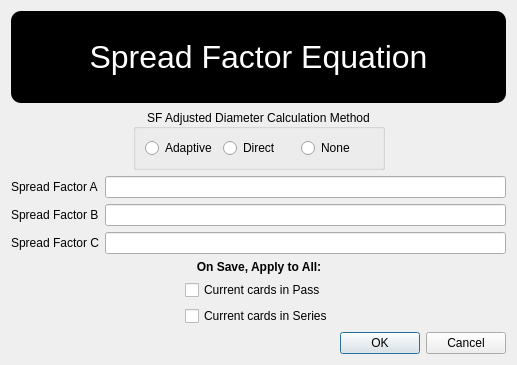
Old version of the form resources/editSpreadFactors.ui in the repository gill14/AccuPatt.
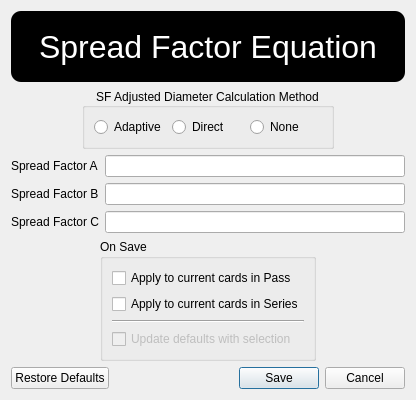
New version of the form.

Commit message: start ui for setting defaults

```diff
--- a/resources/editSpreadFactors.ui
+++ b/resources/editSpreadFactors.ui
@@ -9,8 +9,8 @@
    <rect>
     <x>0</x>
     <y>0</y>
-    <width>517</width>
-    <height>365</height>
+    <width>416</width>
+    <height>400</height>
    </rect>
   </property>
   <property name="windowTitle">
@@ -67,6 +67,12 @@
      </item>
      <item>
       <widget class="QGroupBox" name="groupBox">
+       <property name="font">
+        <font>
+         <weight>50</weight>
+         <bold>false</bold>
+        </font>
+       </property>
        <property name="title">
         <string>SF Adjusted Diameter Calculation Method</string>
        </property>
@@ -181,23 +187,17 @@
       </spacer>
      </item>
      <item>
+      <widget class="QGroupBox" name="groupBox_2">
+       <property name="font">
+        <font>
+         <weight>50</weight>
+         <bold>false</bold>
+        </font>
+       </property>
+       <property name="title">
+        <string>On Save</string>
+       </property>
       <layout class="QVBoxLayout" name="verticalLayout">
-       <item>
-        <widget class="QLabel" name="label">
-         <property name="font">
-          <font>
-           <weight>75</weight>
-           <bold>true</bold>
-          </font>
-         </property>
-         <property name="text">
-          <string>On Save, Apply to All:</string>
-         </property>
-         <property name="alignment">
-          <set>Qt::AlignCenter</set>
-         </property>
-        </widget>
-       </item>
        <item>
         <widget class="QCheckBox" name="checkBoxApplyToAllPass">
          <property name="sizePolicy">
@@ -213,18 +213,36 @@
           </size>
          </property>
          <property name="text">
-          <string>Current cards in Pass</string>
+           <string>Apply to current cards in Pass</string>
          </property>
         </widget>
        </item>
        <item>
         <widget class="QCheckBox" name="checkBoxApplyToAllSeries">
          <property name="text">
-          <string>Current cards in Series</string>
+           <string>Apply to current cards in Series</string>
+          </property>
+         </widget>
+        </item>
+        <item>
+         <widget class="Line" name="line">
+          <property name="orientation">
+           <enum>Qt::Horizontal</enum>
+          </property>
+         </widget>
+        </item>
+        <item>
+         <widget class="QCheckBox" name="checkBoxUpdateDefaults">
+          <property name="enabled">
+           <bool>false</bool>
+          </property>
+          <property name="text">
+           <string>Update defaults with selection</string>
          </property>
         </widget>
        </item>
       </layout>
+      </widget>
      </item>
      <item>
       <spacer name="horizontalSpacer_3">
@@ -247,7 +265,7 @@
       <enum>Qt::Horizontal</enum>
      </property>
      <property name="standardButtons">
-      <set>QDialogButtonBox::Cancel|QDialogButtonBox::Ok</set>
+      <set>QDialogButtonBox::Cancel|QDialogButtonBox::RestoreDefaults|QDialogButtonBox::Save</set>
      </property>
     </widget>
    </item>
```
Lines whose indentation alone changed are shown as unchanged. The commit also changes 2 other files.
